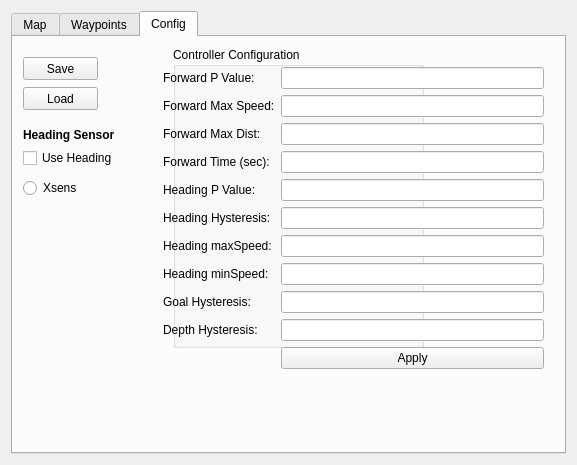
Before: the Qt Designer form Hanse/Module_Navigation/form_navigation.ui in iti-luebeck/HANSE2011, drawn with Qt 5.
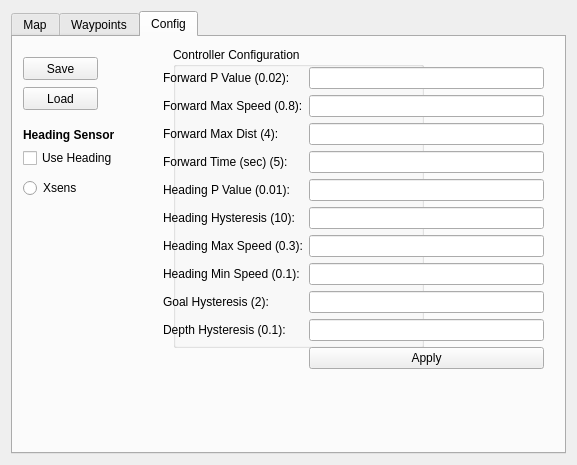
After: the same form once the commit is applied. Custom widgets are drawn as their Qt base class.

Diff of the .ui file:
```diff
--- a/Hanse/Module_Navigation/form_navigation.ui
+++ b/Hanse/Module_Navigation/form_navigation.ui
@@ -200,7 +200,7 @@
         <item row="0" column="0">
          <widget class="QLabel" name="label">
           <property name="text">
-           <string>Forward P Value:</string>
+           <string>Forward P Value (0.02):</string>
           </property>
          </widget>
         </item>
@@ -210,7 +210,7 @@
         <item row="1" column="0">
          <widget class="QLabel" name="label_9">
           <property name="text">
-           <string>Forward Max Speed:</string>
+           <string>Forward Max Speed (0.8):</string>
           </property>
          </widget>
         </item>
@@ -224,7 +224,7 @@
         <item row="2" column="0">
          <widget class="QLabel" name="label_8">
           <property name="text">
-           <string>Forward Max Dist:</string>
+           <string>Forward Max Dist (4):</string>
           </property>
          </widget>
         </item>
@@ -234,7 +234,7 @@
         <item row="3" column="0">
          <widget class="QLabel" name="label_5">
           <property name="text">
-           <string>Forward Time (sec):</string>
+           <string>Forward Time (sec) (5):</string>
           </property>
          </widget>
         </item>
@@ -244,7 +244,7 @@
         <item row="4" column="0">
          <widget class="QLabel" name="label_2">
           <property name="text">
-           <string>Heading P Value:</string>
+           <string>Heading P Value (0.01):</string>
           </property>
          </widget>
         </item>
@@ -254,7 +254,7 @@
         <item row="5" column="0">
          <widget class="QLabel" name="label_3">
           <property name="text">
-           <string>Heading Hysteresis:</string>
+           <string>Heading Hysteresis (10):</string>
           </property>
          </widget>
         </item>
@@ -264,7 +264,7 @@
         <item row="8" column="0">
          <widget class="QLabel" name="label_4">
           <property name="text">
-           <string>Goal Hysteresis:</string>
+           <string>Goal Hysteresis (2):</string>
           </property>
          </widget>
         </item>
@@ -274,7 +274,7 @@
         <item row="9" column="0">
          <widget class="QLabel" name="label_6">
           <property name="text">
-           <string>Depth Hysteresis:</string>
+           <string>Depth Hysteresis (0.1):</string>
           </property>
          </widget>
         </item>
@@ -291,7 +291,7 @@
         <item row="6" column="0">
          <widget class="QLabel" name="label_10">
           <property name="text">
-           <string>Heading maxSpeed:</string>
+           <string>Heading Max Speed (0.3):</string>
           </property>
          </widget>
         </item>
@@ -301,7 +301,7 @@
         <item row="7" column="0">
          <widget class="QLabel" name="label_11">
           <property name="text">
-           <string>Heading minSpeed:</string>
+           <string>Heading Min Speed (0.1):</string>
           </property>
          </widget>
         </item>
```
